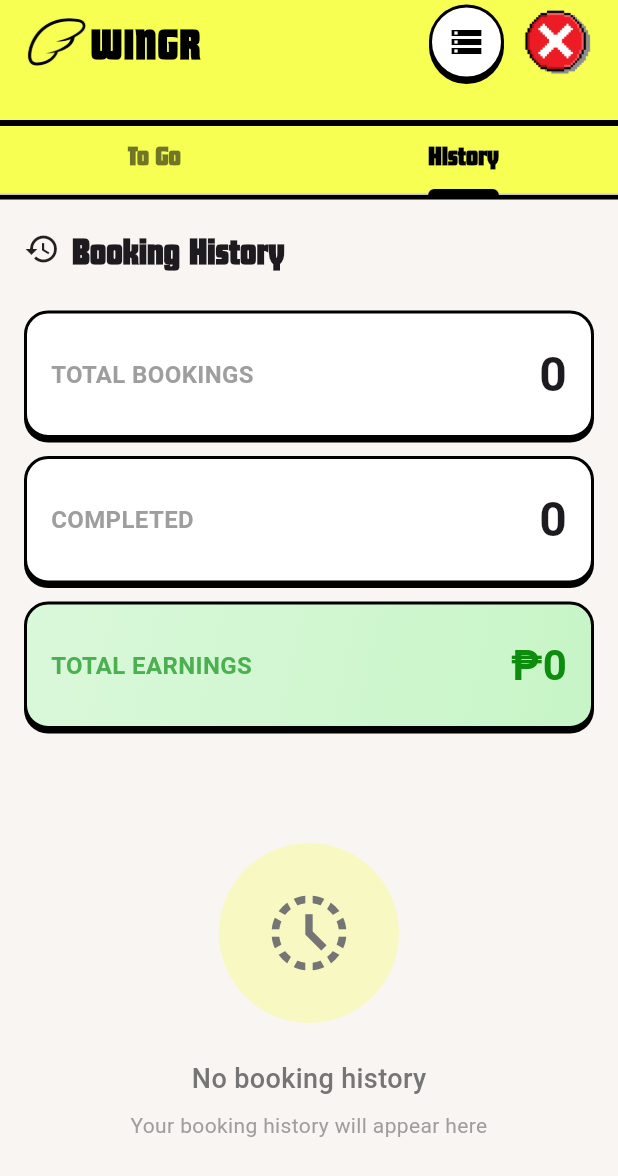
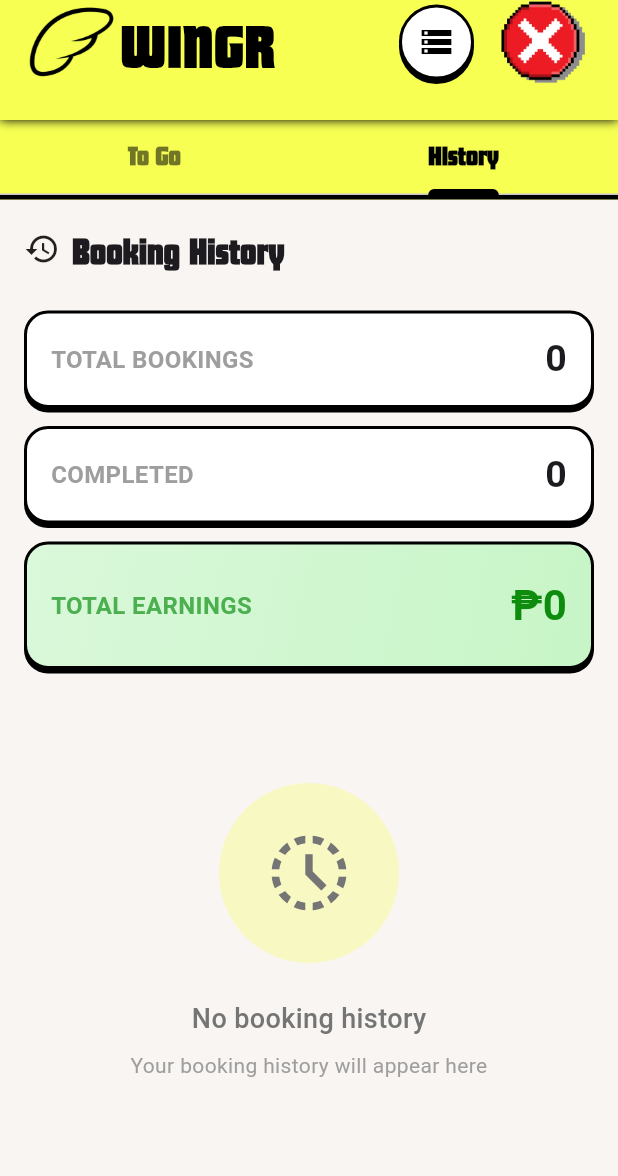
Before and after one commit to stephenrn/WINGR-Rent-A-Boyfriend-App, a Flutter app: the WingmanDashboardPage screen opened directly with empty values, tab 2 chosen, on a phone screen of 412 x 824 dp. Shown: the top 1176 px of the screen. Run offline on Flutter 3.47's test engine with Material 3 defaults, Android fonts, the phone set to English and light mode, and no system bars; our stand-ins replace shared_preferences, table_calendar; accounts and stored records are empty.

Commit message:
Refactor WingmanDashboardPage: Enhance UI elements with updated box shadow, logo size, padding, and font sizes for improved readability and consistency

```diff
--- a/lib/wingman_dashboard_page.dart
+++ b/lib/wingman_dashboard_page.dart
@@ -350,9 +350,9 @@ class _WingmanDashboardPageState extends State<WingmanDashboardPage> with Ticker
             color: Color(0xFFF6FF52), // Yellow background
             boxShadow: [
               BoxShadow(
-                color: Colors.black,
-                offset: Offset(0, 4),
-                blurRadius: 0,
+                color: Color.fromARGB(255, 0, 0, 0),
+                offset: Offset(0, 0.5),
+                blurRadius: 5, // Added blur to shadow
               ),
             ],
           ),
@@ -369,13 +369,13 @@ class _WingmanDashboardPageState extends State<WingmanDashboardPage> with Ticker
                   fit: BoxFit.contain,
                 ),
               ),
-              leadingWidth: 60, // Width for logo
+              leadingWidth: 80, // Width for logo
               // WINGR title instead of wingman's dashboard
               title: const Text(
                 "WINGR",
                 style: TextStyle(
                   fontFamily: 'Futura',
-                  fontSize: 28,
+                  fontSize: 40,
                   fontWeight: FontWeight.bold,
                   color: Colors.black,
                   letterSpacing: 1,
@@ -410,8 +410,8 @@ class _WingmanDashboardPageState extends State<WingmanDashboardPage> with Ticker
                 // Close button using closeButton.png
                 Container(
                   margin: const EdgeInsets.only(right: 16.0),
-                  width: 50,
-                  height: 50,
+                  width: 70,
+                  height: 70,
                   child: GestureDetector(
                     onTap: () => Navigator.of(context).pop(),
                     child: Image.asset(
@@ -925,8 +925,8 @@ class _WingmanDashboardPageState extends State<WingmanDashboardPage> with Ticker
               // Total bookings stat - Now takes full width
               Container(
                 width: double.infinity,
-                height: 85,
-                padding: const EdgeInsets.all(16),
+                height: 65,
+                padding: const EdgeInsets.symmetric(horizontal: 16, vertical: 10), // Reduced padding
                 margin: const EdgeInsets.only(bottom: 12),
                 decoration: BoxDecoration(
                   color: Colors.white,
@@ -954,7 +954,7 @@ class _WingmanDashboardPageState extends State<WingmanDashboardPage> with Ticker
                     Text(
                       "${_pastBookings.length}",
                       style: const TextStyle(
-                        fontSize: 32,
+                        fontSize: 25,
                         fontWeight: FontWeight.bold,
                       ),
                     ),
@@ -965,8 +965,8 @@ class _WingmanDashboardPageState extends State<WingmanDashboardPage> with Ticker
               // Completed bookings stat - Now takes full width
               Container(
                 width: double.infinity,
-                height: 85,
-                padding: const EdgeInsets.all(16),
+                height: 65,
+                padding: const EdgeInsets.symmetric(horizontal: 16, vertical: 10), // Reduced padding
                 margin: const EdgeInsets.only(bottom: 12),
                 decoration: BoxDecoration(
                   color: Colors.white,
@@ -994,7 +994,7 @@ class _WingmanDashboardPageState extends State<WingmanDashboardPage> with Ticker
                     Text(
                       "$totalCompletedBookings",
                       style: const TextStyle(
-                        fontSize: 32,
+                        fontSize: 25,
                         fontWeight: FontWeight.bold,
                       ),
                     ),
@@ -1092,7 +1092,7 @@ class _WingmanDashboardPageState extends State<WingmanDashboardPage> with Ticker
                                 "USERNAME",
                                 style: TextStyle(
                                   fontWeight: FontWeight.bold,
-                                  fontSize: 14,
+                                  fontSize: 18, // Increased from 14 to 18
                                   fontFamily: 'Futura',
                                 ),
                               ),
@@ -1103,7 +1103,7 @@ class _WingmanDashboardPageState extends State<WingmanDashboardPage> with Ticker
                                 "DATE",
                                 style: TextStyle(
                                   fontWeight: FontWeight.bold,
-                                  fontSize: 14,
+                                  fontSize: 18, // Increased from 14 to 18
                                   fontFamily: 'Futura',
                                 ),
                               ),
@@ -1115,7 +1115,7 @@ class _WingmanDashboardPageState extends State<WingmanDashboardPage> with Ticker
                                 textAlign: TextAlign.end,
                                 style: TextStyle(
                                   fontWeight: FontWeight.bold,
-                                  fontSize: 14,
+                                  fontSize: 18, // Increased from 14 to 18
                                   fontFamily: 'Futura',
                                 ),
                               ),
@@ -1471,7 +1471,7 @@ class _WingmanDashboardPageState extends State<WingmanDashboardPage> with Ticker
                         child: const Text(
                           "CANCELLED",
                           style: TextStyle(
-                            fontSize: 10,
+                            fontSize: 8,
                             fontWeight: FontWeight.bold,
                             color: Colors.red,
                           ),
```
